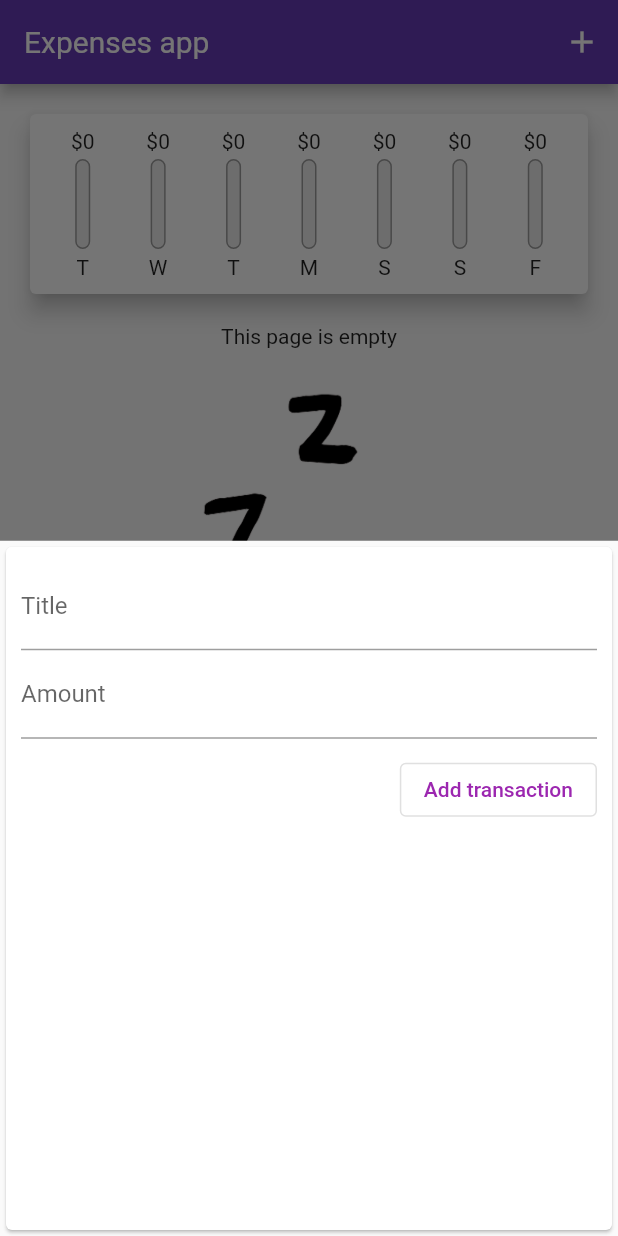
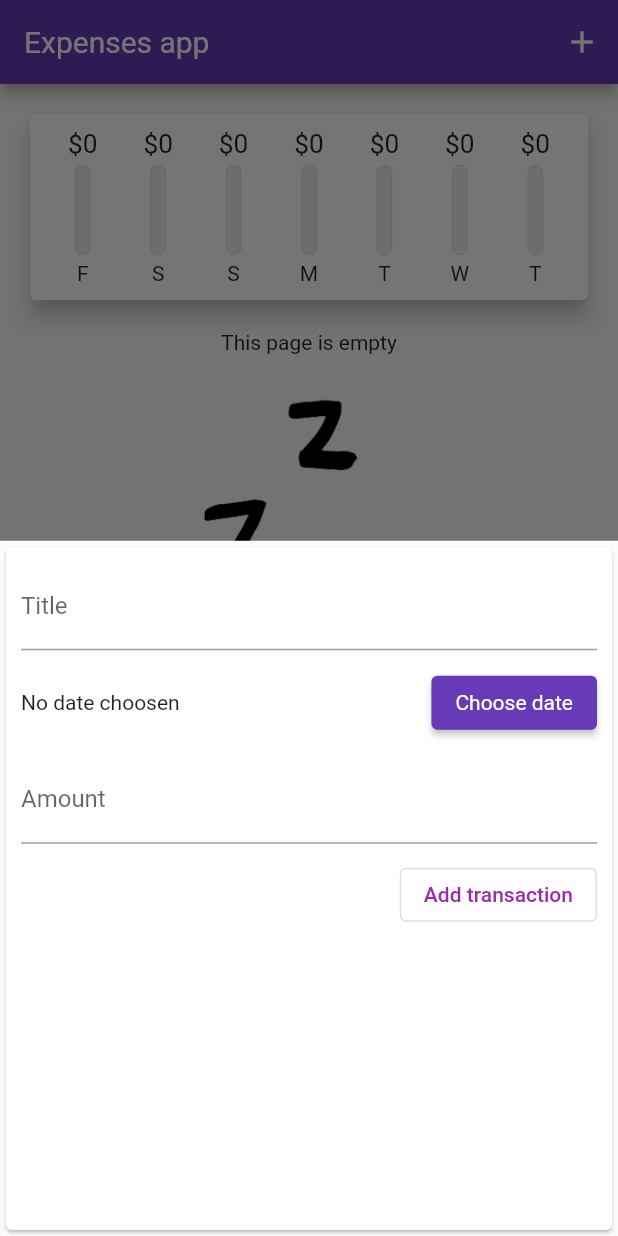
Before and after one commit to WebZoeyBA/Expenses-planner, a Flutter app: the screen it shows after launch, after a tap on the "add" icon, on a phone screen of 412 x 824 dp. Run offline on Flutter 3.47's test engine with Material 2 defaults, Android fonts, the phone set to English and light mode, and no system bars; Roboto replaces fonts that are missing (Quicksand).

Commit message:
Added date picker and changed list style by importing listTile

```diff
--- a/lib/main.dart
+++ b/lib/main.dart
@@ -21,7 +21,8 @@ void main() {
               fontFamily: 'Quicksand',
               fontSize: 20,
               fontWeight: FontWeight.w400),
-          )),
+        ),
+      ),
     ),
   );
 }
--- a/lib/widgets/chart_bar.dart
+++ b/lib/widgets/chart_bar.dart
@@ -10,7 +10,10 @@ class ChartBar extends StatelessWidget {
   Widget build(BuildContext context) {
     return Column(
       children: [
-        Text('\$${spendingAmount.toStringAsFixed(0)}'),
+        Container(
+            height: 20,
+            child: FittedBox(
+                child: Text('\$${spendingAmount.toStringAsFixed(0)}'))),
         SizedBox(height: 4),
         Container(
           height: 60,
@@ -18,7 +21,7 @@ class ChartBar extends StatelessWidget {
           child: Stack(children: [
             Container(
               decoration: BoxDecoration(
-                  border: Border.all(color: Colors.grey, width: 1),
+                  border: Border.all(color: Colors.grey, width: 0.2),
                   color: Colors.grey[200],
                   borderRadius: BorderRadius.circular(5)),
             ),
--- a/lib/widgets/charts.dart
+++ b/lib/widgets/charts.dart
@@ -28,7 +28,7 @@ class Chart extends StatelessWidget {
         'day': DateFormat.E().format(weekDay).substring(0, 1),
         'amount': totalSum,
       };
-    });
+    }).reversed.toList();
   }
 
   double get totalSpending {
@@ -42,7 +42,7 @@ class Chart extends StatelessWidget {
     return Card(
       elevation: 6,
       margin: EdgeInsets.all(20),
-      child: Padding(
+      child: Container(
         padding: EdgeInsets.all(10),
         child: Row(
           mainAxisAlignment: MainAxisAlignment.spaceAround,
--- a/lib/widgets/new_transaction.dart
+++ b/lib/widgets/new_transaction.dart
@@ -1,4 +1,5 @@
 import 'package:flutter/material.dart';
+import 'package:intl/intl.dart';
 
 class NewTransaction extends StatefulWidget {
   final Function addTx;
@@ -10,13 +11,13 @@ class NewTransaction extends StatefulWidget {
 }
 
 class _NewTransactionState extends State<NewTransaction> {
-  final amountControler = TextEditingController();
-
-  final titleControler = TextEditingController();
+  final _amountControler = TextEditingController();
+  final _titleControler = TextEditingController();
+  DateTime? _selectedDate;
 
   void submitData() {
-    final enteredTitle = titleControler.text;
-    final enteredAmount = double.parse(amountControler.text);
+    final enteredTitle = _titleControler.text;
+    final enteredAmount = double.parse(_amountControler.text);
 
     if (enteredTitle.isEmpty || enteredAmount <= 0) {
       return;
@@ -24,6 +25,22 @@ class _NewTransactionState extends State<NewTransaction> {
 
     widget.addTx(enteredTitle, enteredAmount);
     Navigator.of(context).pop();
+  }
+
+  void _presentDatePicker() {
+    showDatePicker(
+            context: context,
+            initialDate: DateTime.now(),
+            firstDate: DateTime(2019),
+            lastDate: DateTime.now())
+        .then((pickedDate) {
+      if (pickedDate == null) {
+        return;
+      }
+      setState(() {
+        _selectedDate = pickedDate;
+      });
+    });
   }
 
   @override
@@ -36,13 +53,38 @@ class _NewTransactionState extends State<NewTransaction> {
           children: [
             TextField(
               decoration: InputDecoration(labelText: 'Title'),
-              controller: titleControler,
+              controller: _titleControler,
               keyboardType: TextInputType.text,
               onSubmitted: (_) => submitData(),
             ),
+            Container(
+              height: 70,
+              child: Row(
+                children: [
+                  Expanded(
+                    child: Text(
+                      _selectedDate == null
+                          ? "No date choosen"
+                          : 'Picked date: ${DateFormat.yMMMd().format(_selectedDate!)}',
+                    ),
+                  ),
+                  SizedBox(
+                    width: 10,
+                  ),
+                  ElevatedButton(
+                      style: ElevatedButton.styleFrom(
+                          backgroundColor: Theme.of(context).primaryColor),
+                      onPressed: _presentDatePicker,
+                      child: Text(
+                          style: TextStyle(
+                              fontWeight: FontWeight.w400, color: Colors.white),
+                          "Choose date"))
+                ],
+              ),
+            ),
             TextField(
               decoration: InputDecoration(labelText: 'Amount'),
-              controller: amountControler,
+              controller: _amountControler,
               keyboardType: TextInputType.number,
               onSubmitted: (_) => submitData(),
             ),
```
Also changed, not shown: lib/widgets/inputfields.dart (+19 -36 lines). Lines whose indentation alone changed are shown as unchanged.
